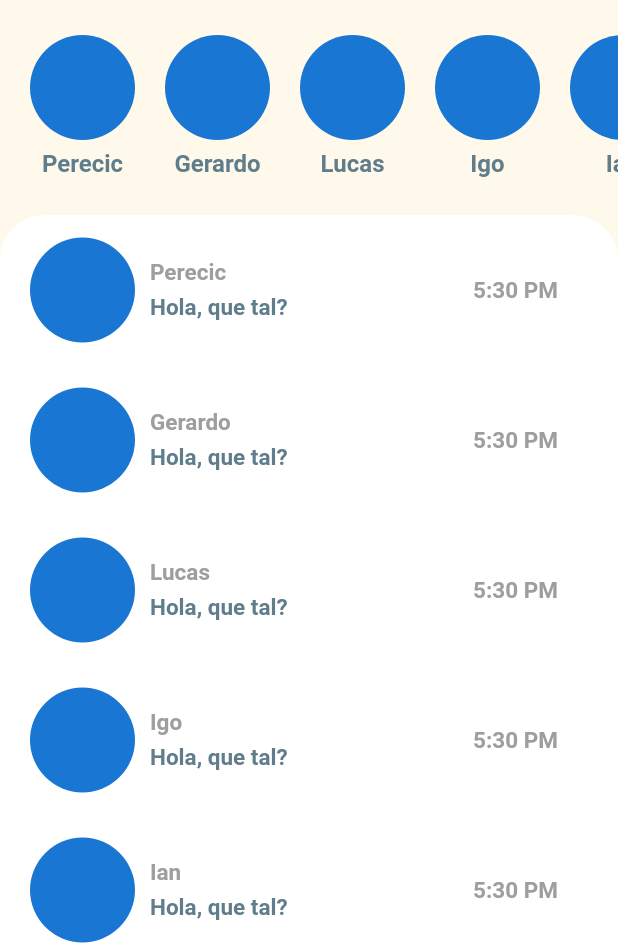
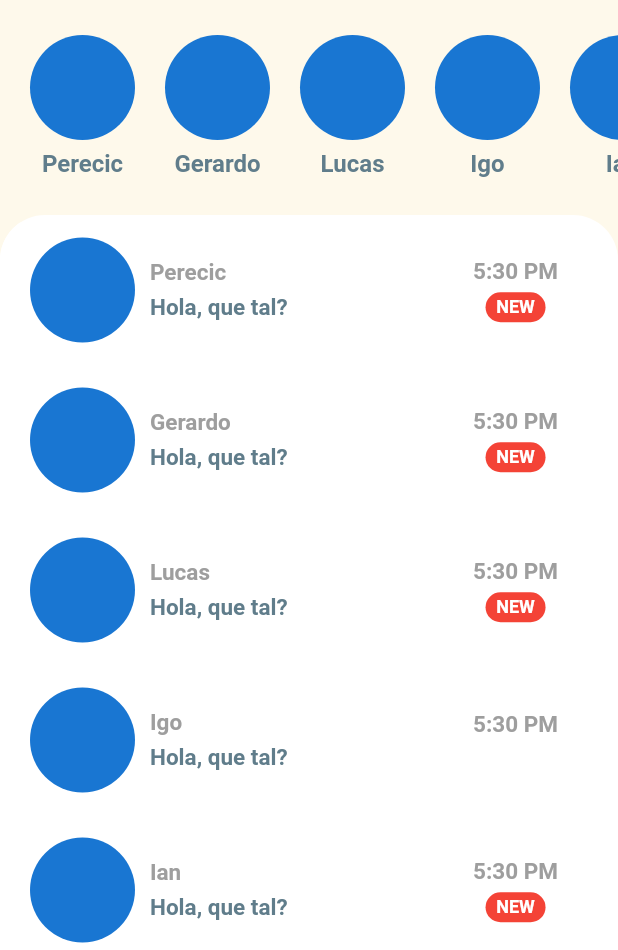
Before and after one commit to perezpefaur/app-con-api, a Flutter app: the screen it shows after launch, on a phone screen of 412 x 824 dp, the part 286-1236 px from its top. Run offline on Flutter 3.47's test engine with Material 2 defaults, Android fonts, the phone set to English and light mode, and no system bars.

Commit message:
:sparkle: Redirect a chatroom listo

```diff
--- a/frontend/test_app/lib/models/message_model.dart
+++ b/frontend/test_app/lib/models/message_model.dart
@@ -6,11 +6,13 @@ class Message {
   final User sender;
   final String time; // puede ser date time
   final String text;
+  final bool unread;
 
   Message({
     this.sender,
     this.time,
     this.text,
+    this.unread,
   });
 }
 
@@ -51,26 +53,31 @@ List<Message> chats = [
     sender: perecic,
     time: '5:30 PM',
     text: 'Hola, que tal?',
+    unread: true,
   ),
   Message(
     sender: gerardo,
     time: '5:30 PM',
     text: 'Hola, que tal?',
+    unread: true,
   ),
   Message(
     sender: lucas,
     time: '5:30 PM',
     text: 'Hola, que tal?',
+    unread: true,
   ),
   Message(
     sender: igo,
     time: '5:30 PM',
     text: 'Hola, que tal?',
+    unread: false,
   ),
   Message(
     sender: ian,
     time: '5:30 PM',
     text: 'Hola, que tal?',
+    unread: true,
   ),
 ];
 
@@ -80,30 +87,36 @@ List<Message> messages = [
     sender: perecic,
     time: '5:30 PM',
     text: 'Hola, que tal?',
+    unread: true,
   ),
   Message(
     sender: gerardo,
     time: '5:30 PM',
     text: 'Hola, que tal?',
+    unread: true,
   ),
   Message(
     sender: lucas,
     time: '5:30 PM',
     text: 'Hola, que tal?',
+    unread: true,
   ),
   Message(
     sender: igo,
     time: '5:30 PM',
     text: 'Hola, que tal?',
+    unread: false,
   ),
   Message(
     sender: ian,
     time: '5:30 PM',
     text: 'Hola, que tal?',
+    unread: true,
   ),
   Message(
     sender: perecic,
     time: '5:30 PM',
     text: 'Que pasa loco',
+    unread: true,
   ),
 ];
--- a/frontend/test_app/lib/widgets/recent_chats.dart
+++ b/frontend/test_app/lib/widgets/recent_chats.dart
@@ -1,9 +1,9 @@
 import 'package:flutter/cupertino.dart';
 import 'package:flutter/material.dart';
 import 'package:test_app/models/message_model.dart';
+import 'package:test_app/screens/chat_screen.dart';
 
 class RecentsChats extends StatelessWidget {
-
   @override
   Widget build(BuildContext context) {
     return Expanded(
@@ -22,12 +22,18 @@ class RecentsChats extends StatelessWidget {
           ),
           child: ListView.builder(
             itemCount: chats.length,
-              itemBuilder: (
-                  BuildContext context,
-                  int index
-                  ){
+            itemBuilder: (BuildContext context, int index) {
               final Message chat = chats[index];
-                return Container(
+              return GestureDetector(
+                onTap: () => Navigator.push(
+                  context,
+                  MaterialPageRoute(
+                    builder: (_) => ChatScreen(
+                      user: chat.sender,
+                    ),
+                  ),
+                ),
+                child: Container(
                   margin: EdgeInsets.only(
                     top: 5.0,
                     bottom: 5.0,
@@ -52,7 +58,9 @@ class RecentsChats extends StatelessWidget {
                           CircleAvatar(
                             radius: 35.0,
                           ),
-                        SizedBox(width: 10.0,),
+                          SizedBox(
+                            width: 10.0,
+                          ),
                           Column(
                             crossAxisAlignment: CrossAxisAlignment.start,
                             children: <Widget>[
@@ -64,7 +72,9 @@ class RecentsChats extends StatelessWidget {
                                   fontWeight: FontWeight.bold,
                                 ),
                               ),
-                            SizedBox(height: 5.0,),
+                              SizedBox(
+                                height: 5.0,
+                              ),
                               Container(
                                 width: MediaQuery.of(context).size.width * 0.45,
                                 child: Text(
@@ -91,9 +101,32 @@ class RecentsChats extends StatelessWidget {
                               fontWeight: FontWeight.bold,
                             ),
                           ),
+                          SizedBox(
+                            height: 5.0,
+                          ),
+                          chat.unread
+                              ? Container(
+                                  width: 40.0,
+                                  height: 20.0,
+                                  decoration: BoxDecoration(
+                                    color: Theme.of(context).primaryColor,
+                                    borderRadius: BorderRadius.circular(30.0),
+                                  ),
+                                  alignment: Alignment.center,
+                                  child: Text(
+                                    'NEW',
+                                    style: TextStyle(
+                                      color: Colors.white,
+                                      fontSize: 12.0,
+                                      fontWeight: FontWeight.bold,
+                                    ),
+                                  ),
+                                )
+                              : Text(''),
                         ],
                       ),
                     ],
+                  ),
                 ),
               );
             },
--- a/frontend/test_app/lib/widgets/rooms_favoritas.dart
+++ b/frontend/test_app/lib/widgets/rooms_favoritas.dart
@@ -1,5 +1,6 @@
 import 'package:flutter/material.dart';
 import 'package:test_app/models/message_model.dart';
+import 'package:test_app/screens/chat_screen.dart';
 
 class RoomsFavoritas extends StatelessWidget {
   @override
@@ -42,7 +43,16 @@ class RoomsFavoritas extends StatelessWidget {
                     BuildContext context,
                     int index
                 ){
-                  return Padding(
+                  return GestureDetector(
+                    onTap: () => Navigator.push(
+                      context,
+                      MaterialPageRoute(
+                        builder: (_) => ChatScreen(
+                          user: favorites[index],
+                        ),
+                      ),
+                    ),
+                    child: Padding(
                       padding: EdgeInsets.all(10.0),
                       child: Column(
                         children: <Widget>[
@@ -60,6 +70,7 @@ class RoomsFavoritas extends StatelessWidget {
                           ),
                         ],
                       ),
+                    ),
                   );
                 },
             ),
```
Also changed, not shown: frontend/test_app/pubspec.lock, 1 other file. Lines whose indentation alone changed are shown as unchanged.
